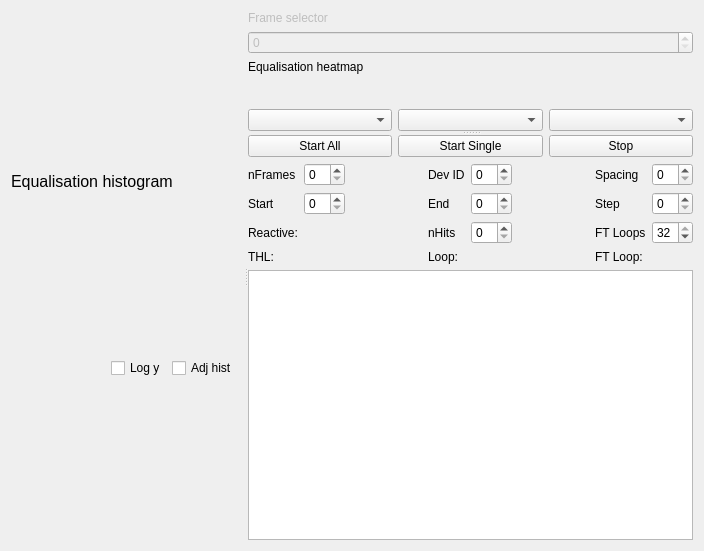
This is SpidrMpx3Eq/qcstmequalization.ui in navrit/dexter as Qt 5 draws it before an edit. The edited form follows.
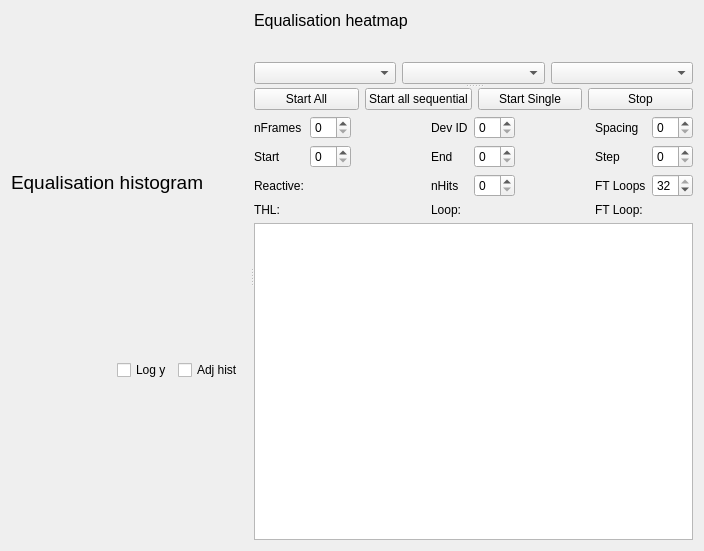
This is the edited form. Custom widgets are drawn as their Qt base class.

Commit message: UI tweaks & typo correction

```diff
--- a/SpidrMpx3Eq/qcstmequalization.ui
+++ b/SpidrMpx3Eq/qcstmequalization.ui
@@ -46,7 +46,7 @@
          </property>
          <property name="font">
           <font>
-           <pointsize>12</pointsize>
+           <pointsize>14</pointsize>
           </font>
          </property>
          <property name="text">
@@ -122,36 +122,7 @@
        <property name="toolTipDuration">
         <number>-1</number>
        </property>
-       <layout class="QVBoxLayout" name="verticalLayout_2" stretch="0,0,0,1,0">
-        <item>
-         <widget class="QLabel" name="label_frameSelector">
-          <property name="enabled">
-           <bool>false</bool>
-          </property>
-          <property name="toolTip">
-           <string>&lt;html&gt;&lt;head/&gt;&lt;body&gt;&lt;p&gt;Frame selector&lt;/p&gt;&lt;/body&gt;&lt;/html&gt;</string>
-          </property>
-          <property name="text">
-           <string>Frame selector</string>
-          </property>
-         </widget>
-        </item>
-        <item>
-         <widget class="QSpinBox" name="frameSpinner">
-          <property name="enabled">
-           <bool>false</bool>
-          </property>
-          <property name="toolTip">
-           <string>&lt;html&gt;&lt;head/&gt;&lt;body&gt;&lt;p&gt;Frame selector&lt;/p&gt;&lt;/body&gt;&lt;/html&gt;</string>
-          </property>
-          <property name="toolTipDuration">
-           <number>-1</number>
-          </property>
-          <property name="maximum">
-           <number>99999</number>
-          </property>
-         </widget>
-        </item>
+       <layout class="QVBoxLayout" name="verticalLayout_2" stretch="0,1,0">
         <item>
          <widget class="QLabel" name="label_equalisationHeatmap">
           <property name="sizePolicy">
@@ -160,6 +131,11 @@
             <verstretch>0</verstretch>
            </sizepolicy>
           </property>
+          <property name="font">
+           <font>
+            <pointsize>12</pointsize>
+           </font>
+          </property>
           <property name="toolTip">
            <string>&lt;html&gt;&lt;head/&gt;&lt;body&gt;&lt;p&gt;Equalisation heatmap&lt;/p&gt;&lt;/body&gt;&lt;/html&gt;</string>
           </property>
@@ -234,6 +210,13 @@
             </property>
            </widget>
           </item>
+          <item>
+           <widget class="QPushButton" name="_startEqAllSequential">
+            <property name="text">
+             <string>Start all sequential</string>
+            </property>
+           </widget>
+          </item>
           <item>
            <widget class="QPushButton" name="_startEq">
             <property name="toolTip">
```
Left out of the diff: 1 changed line with no effect on the pictures. The commit also changes 5 other files.
